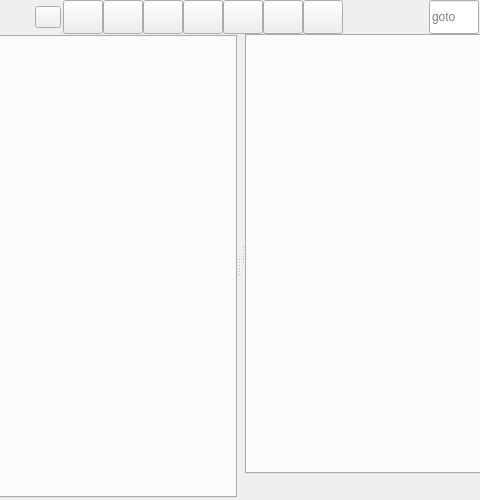
This is scope/scope.ui in rkyleg/scope as Qt 5 draws it before an edit; both pictures show x 297 to 777 and y 0 to 500 of the 1048 by 500 pixel window. The edited form follows.
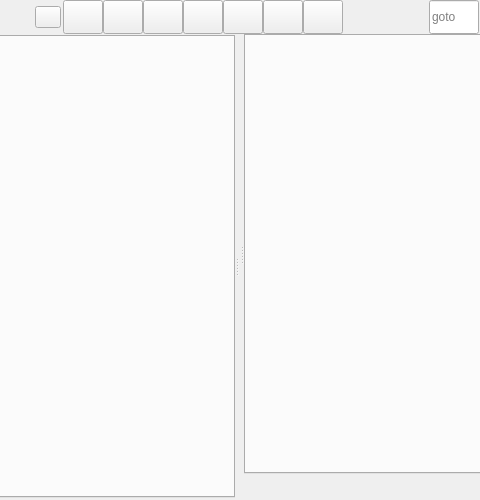
This is the edited form. Icons and pictures are not drawn.

Commit message: updated home screen minor style updates to scintilla and editor

Patch:
```diff
--- a/scope/scope.ui
+++ b/scope/scope.ui
@@ -81,7 +81,7 @@
       </property>
       <layout class="QGridLayout" name="gridLayout_7">
        <property name="leftMargin">
-        <number>0</number>
+        <number>1</number>
        </property>
        <property name="topMargin">
         <number>0</number>
```
The commit also changes 6 other files.
